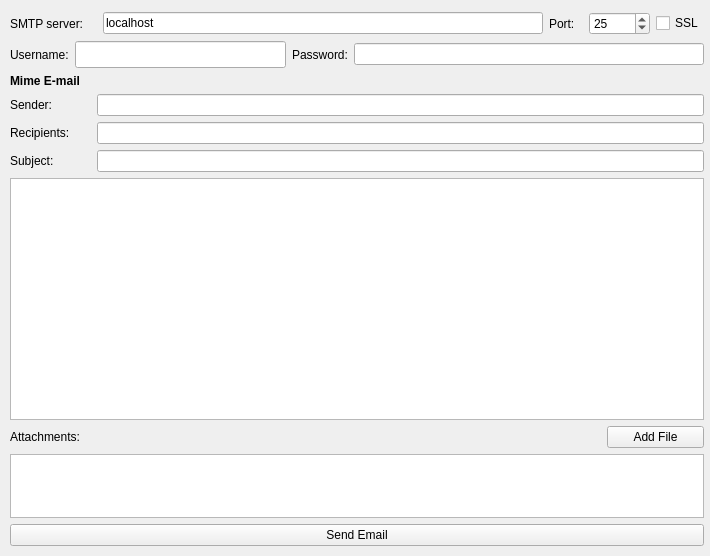
Before: the Qt Designer form demos/demo2/sendemail.ui in cutelyst/simple-mail, drawn with Qt 5.
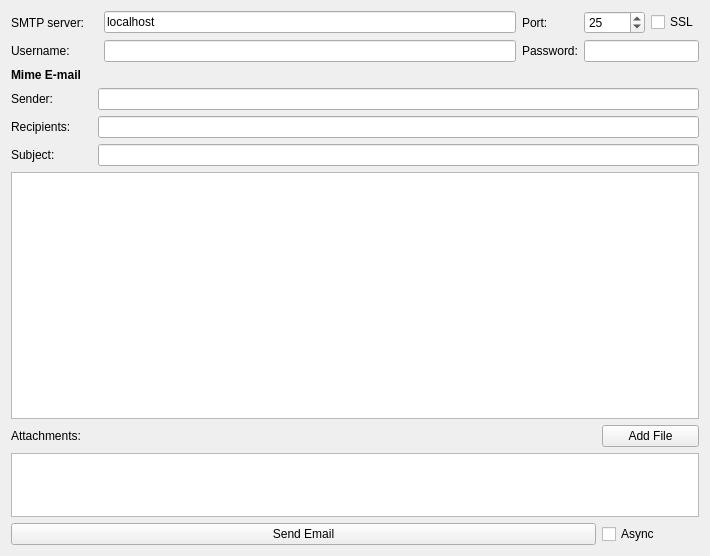
After: the same form once the commit is applied.

Commit message: Initial commit for the server async

```diff
--- a/demos/demo2/sendemail.ui
+++ b/demos/demo2/sendemail.ui
@@ -13,19 +13,10 @@
   <property name="windowTitle">
    <string>Form</string>
   </property>
-  <widget class="QWidget" name="layoutWidget">
-   <property name="geometry">
-    <rect>
-     <x>10</x>
-     <y>12</y>
-     <width>694</width>
-     <height>534</height>
-    </rect>
-   </property>
-   <layout class="QVBoxLayout" name="verticalLayout_2">
-    <item>
-     <layout class="QHBoxLayout" name="horizontalLayout">
-      <item>
+  <layout class="QGridLayout" name="gridLayout_2">
+   <item row="0" column="0" colspan="2">
+    <layout class="QGridLayout" name="gridLayout">
+     <item row="0" column="0">
        <widget class="QLabel" name="label">
         <property name="minimumSize">
          <size>
@@ -44,14 +35,14 @@
         </property>
        </widget>
       </item>
-      <item>
+     <item row="0" column="1">
        <widget class="QLineEdit" name="host">
         <property name="text">
          <string>localhost</string>
         </property>
        </widget>
       </item>
-      <item>
+     <item row="0" column="2">
        <widget class="QLabel" name="label_2">
         <property name="minimumSize">
          <size>
@@ -70,7 +61,7 @@
         </property>
        </widget>
       </item>
-      <item>
+     <item row="0" column="3">
        <widget class="QSpinBox" name="port">
         <property name="minimum">
          <number>1</number>
@@ -83,53 +74,31 @@
         </property>
        </widget>
       </item>
-      <item>
+     <item row="0" column="4">
        <widget class="QCheckBox" name="ssl">
         <property name="text">
          <string>SSL</string>
         </property>
        </widget>
       </item>
-     </layout>
-    </item>
-    <item>
-     <layout class="QHBoxLayout" name="horizontalLayout_6">
-      <item>
-       <layout class="QHBoxLayout" name="horizontalLayout_3"/>
-      </item>
-      <item>
-       <layout class="QHBoxLayout" name="horizontalLayout_4">
-        <item>
+     <item row="1" column="0">
          <widget class="QLabel" name="label_5">
           <property name="text">
            <string>Username:</string>
           </property>
          </widget>
         </item>
-        <item>
-         <widget class="QLineEdit" name="username">
-          <property name="minimumSize">
-           <size>
-            <width>211</width>
-            <height>27</height>
-           </size>
-          </property>
-          <property name="maximumSize">
-           <size>
-            <width>211</width>
-            <height>27</height>
-           </size>
-          </property>
-         </widget>
-        </item>
-        <item>
+     <item row="1" column="1">
+      <widget class="QLineEdit" name="username"/>
+     </item>
+     <item row="1" column="2">
          <widget class="QLabel" name="label_6">
           <property name="text">
            <string>Password:</string>
           </property>
          </widget>
         </item>
-        <item>
+     <item row="1" column="3" colspan="2">
          <widget class="QLineEdit" name="password">
           <property name="echoMode">
            <enum>QLineEdit::Password</enum>
@@ -138,9 +107,7 @@
         </item>
        </layout>
       </item>
-     </layout>
-    </item>
-    <item>
+   <item row="1" column="0">
      <widget class="QLabel" name="label_7">
       <property name="font">
        <font>
@@ -153,9 +120,9 @@
       </property>
      </widget>
     </item>
-    <item>
-     <layout class="QHBoxLayout" name="horizontalLayout_2">
-      <item>
+   <item row="2" column="0" colspan="2">
+    <layout class="QFormLayout" name="formLayout">
+     <item row="0" column="0">
        <widget class="QLabel" name="label_8">
         <property name="minimumSize">
          <size>
@@ -174,14 +141,10 @@
         </property>
        </widget>
       </item>
-      <item>
+     <item row="0" column="1">
        <widget class="QLineEdit" name="sender"/>
       </item>
-     </layout>
-    </item>
-    <item>
-     <layout class="QHBoxLayout" name="horizontalLayout_5">
-      <item>
+     <item row="1" column="0">
        <widget class="QLabel" name="label_9">
         <property name="minimumSize">
          <size>
@@ -200,14 +163,10 @@
         </property>
        </widget>
       </item>
-      <item>
+     <item row="1" column="1">
        <widget class="QLineEdit" name="recipients"/>
       </item>
-     </layout>
-    </item>
-    <item>
-     <layout class="QHBoxLayout" name="horizontalLayout_7">
-      <item>
+     <item row="2" column="0">
        <widget class="QLabel" name="label_10">
         <property name="minimumSize">
          <size>
@@ -226,30 +185,26 @@
         </property>
        </widget>
       </item>
-      <item>
+     <item row="2" column="1">
        <widget class="QLineEdit" name="subject"/>
       </item>
      </layout>
     </item>
-    <item>
+   <item row="3" column="0" colspan="2">
      <widget class="QTextEdit" name="texteditor">
       <property name="textInteractionFlags">
        <set>Qt::LinksAccessibleByKeyboard|Qt::LinksAccessibleByMouse|Qt::TextBrowserInteraction|Qt::TextEditable|Qt::TextEditorInteraction|Qt::TextSelectableByKeyboard|Qt::TextSelectableByMouse</set>
       </property>
      </widget>
     </item>
-    <item>
-     <layout class="QVBoxLayout" name="verticalLayout">
-      <item>
-       <layout class="QHBoxLayout" name="horizontalLayout_8">
-        <item>
+   <item row="4" column="0">
          <widget class="QLabel" name="label_3">
           <property name="text">
            <string>Attachments:</string>
           </property>
          </widget>
         </item>
-        <item>
+   <item row="4" column="1">
          <widget class="QPushButton" name="addAttachment">
           <property name="minimumSize">
            <size>
@@ -268,9 +223,7 @@
           </property>
          </widget>
         </item>
-       </layout>
-      </item>
-      <item>
+   <item row="5" column="0" colspan="2">
        <widget class="QListWidget" name="attachments">
         <property name="maximumSize">
          <size>
@@ -280,17 +233,21 @@
         </property>
        </widget>
       </item>
-     </layout>
-    </item>
-    <item>
+   <item row="6" column="0">
      <widget class="QPushButton" name="sendEmail">
       <property name="text">
        <string>Send Email</string>
       </property>
      </widget>
     </item>
-   </layout>
-  </widget>
+   <item row="6" column="1">
+    <widget class="QCheckBox" name="asyncCB">
+     <property name="text">
+      <string>Async</string>
+     </property>
+    </widget>
+   </item>
+  </layout>
  </widget>
  <resources/>
  <connections/>
```
Lines whose indentation alone changed are shown as unchanged. The commit also changes 15 other files.
